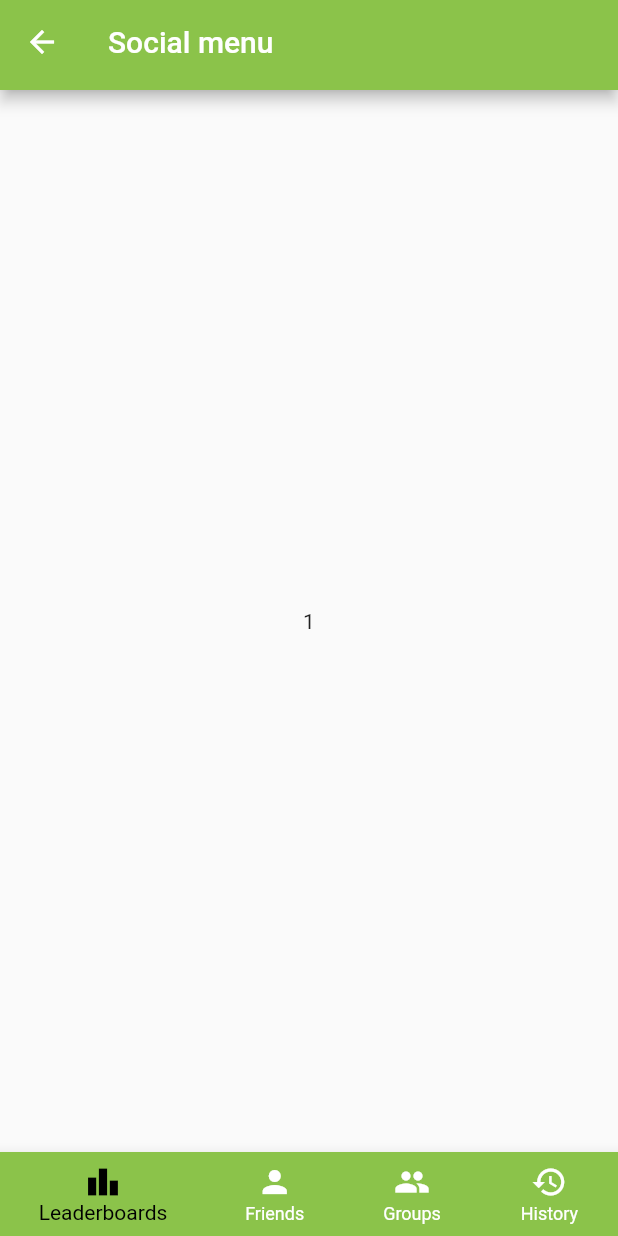
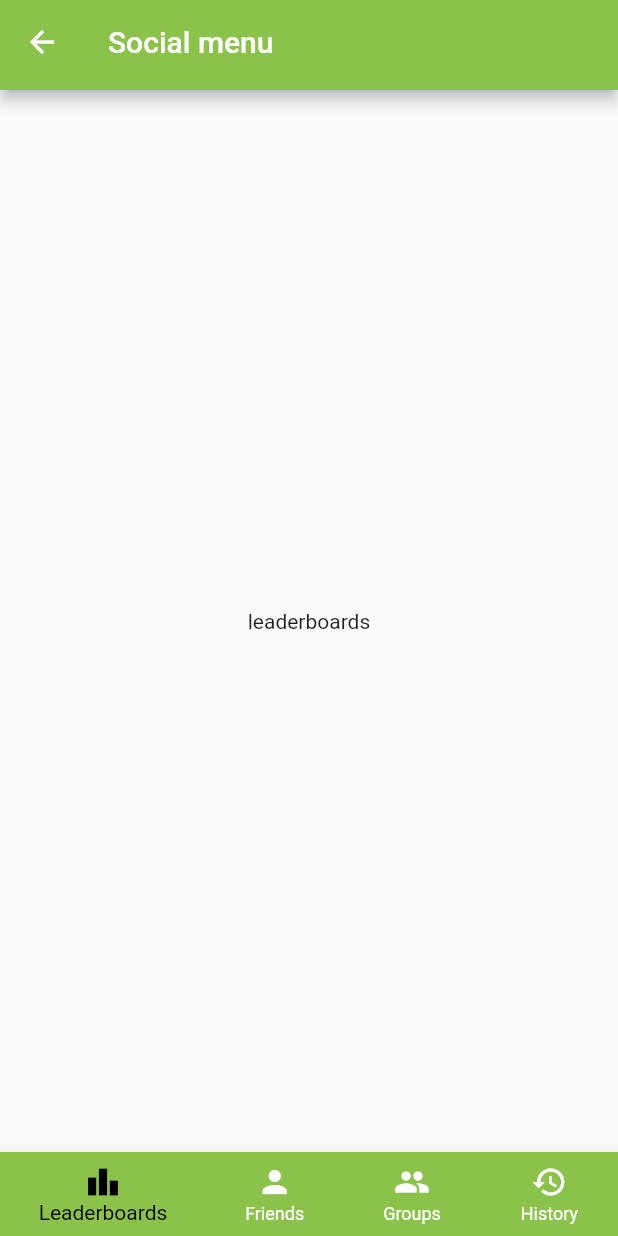
Before and after one commit to SEbbaDK/maptogether, a Flutter app: the SocialScreen screen opened directly, on a phone screen of 412 x 824 dp. Run offline on Flutter 3.47's test engine with Material 2 defaults, Android fonts, the phone set to English and light mode, and no system bars.

Commit message:
Add files for social menu items

```diff
--- a/client/lib/screens/social_screen.dart
+++ b/client/lib/screens/social_screen.dart
@@ -1,4 +1,8 @@
 import 'package:client/widgets/app_bar.dart';
+import 'package:client/widgets/social_menu_widgets/friends.dart';
+import 'package:client/widgets/social_menu_widgets/groups.dart';
+import 'package:client/widgets/social_menu_widgets/history.dart';
+import 'package:client/widgets/social_menu_widgets/leaderboards.dart';
 import 'package:flutter/material.dart';
 
 class SocialScreen extends StatefulWidget {
@@ -10,10 +14,10 @@ class _SocialScreenState extends State<SocialScreen> {
   int menuIndex = 0;
 
   List<Widget> menuItems = [
-    Text('1'),
-    Text('2'),
-    Text('3'),
-    Text('4'),
+    Leaderboards(),
+    Friends(),
+    Groups(),
+    History(),
   ];
 
   @override
@@ -22,10 +26,13 @@ class _SocialScreenState extends State<SocialScreen> {
       appBar: MapTogetherAppBar(
         title: 'Social menu',
       ),
-      body: Container(
-        child: Center(
-          child: menuItems[menuIndex],
-        ),
+      body: Column(
+        mainAxisAlignment: MainAxisAlignment.center,
+        children: [
+          Center(
+            child: menuItems[menuIndex],
+          ),
+        ],
       ),
       bottomNavigationBar: BottomNavigationBar(
         showUnselectedLabels: true,
--- /dev/null
+++ b/client/lib/widgets/social_menu_widgets/leaderboards.dart
@@ -0,0 +1,10 @@
+import 'package:flutter/material.dart';
+
+class Leaderboards extends StatelessWidget {
+  @override
+  Widget build(BuildContext context) {
+    return Container(
+      child: Text('leaderboards'),
+    );
+  }
+}
```
Also changed, not shown: client/lib/widgets/social_menu_widgets/friends.dart (added, +10 -0 lines), client/lib/widgets/social_menu_widgets/groups.dart (added, +10 -0 lines), client/lib/widgets/social_menu_widgets/history.dart (added, +10 -0 lines).
